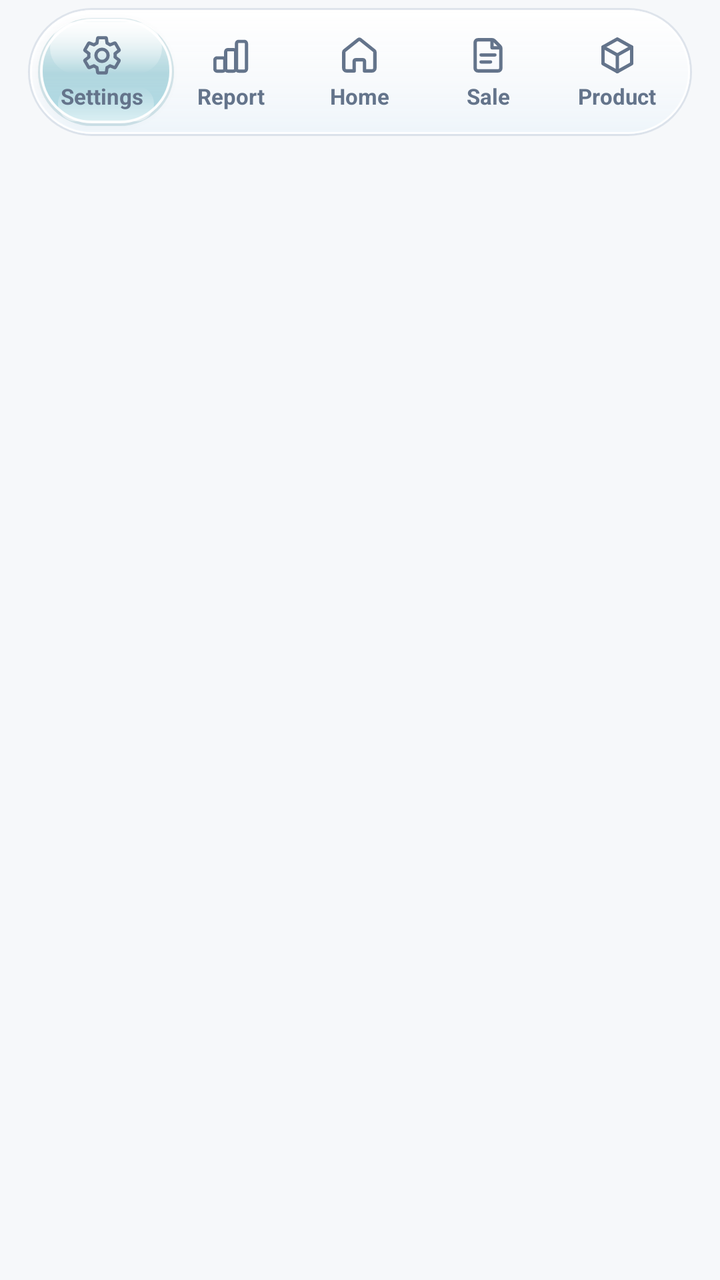
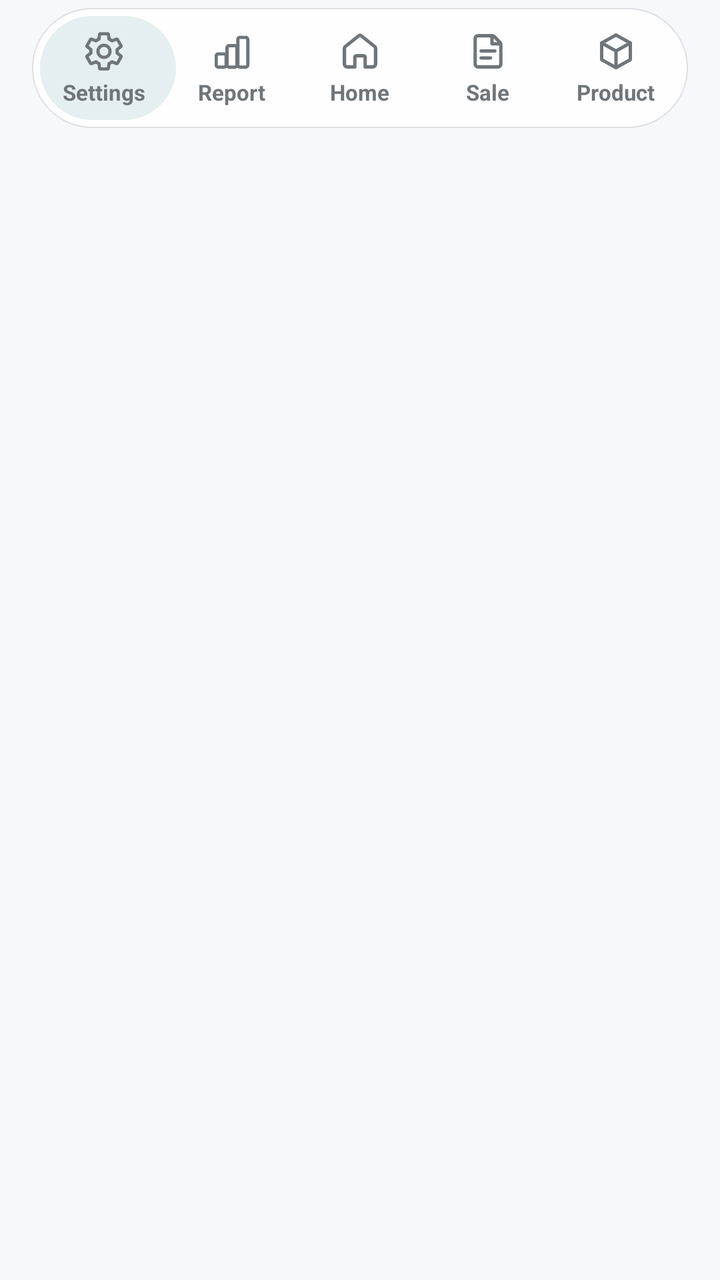

The first picture is an Android layout as it rendered before a commit; the second is the same layout after the commit. The layout source and the unified diff follow.
<!-- AndroidManifest.xml: application theme Theme.InFlowPremium -->
<!-- res/layout/view_bottom_nav.xml -->
<?xml version="1.0" encoding="utf-8"?>
<FrameLayout xmlns:android="http://schemas.android.com/apk/res/android"
    xmlns:app="http://schemas.android.com/apk/res-auto"
    android:layout_width="match_parent"
    android:layout_height="wrap_content"
    android:layout_gravity="bottom"
    android:background="@android:color/transparent"
    android:clipChildren="false"
    android:clipToPadding="false"
    android:paddingHorizontal="14dp"
    android:paddingTop="4dp"
    android:paddingBottom="12dp">

    
    <FrameLayout
        android:id="@+id/navCapsulePill"
        android:layout_width="match_parent"
        android:layout_height="64dp"
        android:layout_gravity="center_horizontal"
        android:background="@drawable/bg_nav_capsule"
        android:clipChildren="false"
        android:clipToPadding="false"
        android:elevation="12dp">

        
        <View
            android:id="@+id/navBlurBackdrop"
            android:layout_width="match_parent"
            android:layout_height="match_parent"
            android:layout_margin="1.5dp"
            android:clickable="false"
            android:focusable="false" />

        <FrameLayout
            android:layout_width="match_parent"
            android:layout_height="match_parent"
            android:clipChildren="false"
            android:clipToPadding="false"
            android:padding="5dp">

            
            <View
                android:id="@+id/navGlassPill"
                android:layout_width="68dp"
                android:layout_height="match_parent"
                android:layout_gravity="start|center_vertical"
                android:background="@drawable/bg_nav_liquid_glass"
                android:elevation="2dp" />

            <LinearLayout
                android:id="@+id/navTabsRow"
                android:layout_width="match_parent"
                android:layout_height="match_parent"
                android:baselineAligned="false"
                android:elevation="4dp"
                android:gravity="center_vertical"
                android:orientation="horizontal">

            
            <LinearLayout
                android:id="@+id/navTabSettings"
                android:layout_width="0dp"
                android:layout_height="match_parent"
                android:layout_weight="1"
                android:clickable="true"
                android:focusable="true"
                android:gravity="center"
                android:orientation="vertical">

                <ImageView
                    android:id="@+id/ivNavSettings"
                    android:layout_width="22dp"
                    android:layout_height="22dp"
                    android:contentDescription="Settings"
                    android:src="@drawable/ic_nav_settings_outline"
                    app:tint="@color/nav_inactive_tint" />

                <TextView
                    android:id="@+id/tvNavSettings"
                    android:layout_width="wrap_content"
                    android:layout_height="wrap_content"
                    android:layout_marginTop="2dp"
                    android:text="Settings"
                    android:textColor="@color/nav_inactive_tint"
                    android:textSize="11sp"
                    android:textStyle="bold" />
            </LinearLayout>

            
            <LinearLayout
                android:id="@+id/navTabReport"
                android:layout_width="0dp"
                android:layout_height="match_parent"
                android:layout_weight="1"
                android:clickable="true"
                android:focusable="true"
                android:gravity="center"
                android:orientation="vertical">

                <ImageView
                    android:id="@+id/ivNavReport"
                    android:layout_width="22dp"
                    android:layout_height="22dp"
                    android:contentDescription="Report"
                    android:src="@drawable/ic_nav_report_outline"
                    app:tint="@color/nav_inactive_tint" />

                <TextView
                    android:id="@+id/tvNavReport"
                    android:layout_width="wrap_content"
                    android:layout_height="wrap_content"
                    android:layout_marginTop="2dp"
                    android:text="Report"
                    android:textColor="@color/nav_inactive_tint"
                    android:textSize="11sp"
                    android:textStyle="bold" />
            </LinearLayout>

            
            <LinearLayout
                android:id="@+id/navTabHome"
                android:layout_width="0dp"
                android:layout_height="match_parent"
                android:layout_weight="1"
                android:clickable="true"
                android:focusable="true"
                android:gravity="center"
                android:orientation="vertical">

                <ImageView
                    android:id="@+id/ivNavHome"
                    android:layout_width="22dp"
                    android:layout_height="22dp"
                    android:contentDescription="Home"
                    android:src="@drawable/ic_nav_home_outline"
                    app:tint="@color/nav_inactive_tint" />

                <TextView
                    android:id="@+id/tvNavHome"
                    android:layout_width="wrap_content"
                    android:layout_height="wrap_content"
                    android:layout_marginTop="2dp"
                    android:text="Home"
                    android:textColor="@color/nav_inactive_tint"
                    android:textSize="11sp"
                    android:textStyle="bold" />
            </LinearLayout>

            
            <LinearLayout
                android:id="@+id/navTabSo"
                android:layout_width="0dp"
                android:layout_height="match_parent"
                android:layout_weight="1"
                android:clickable="true"
                android:focusable="true"
                android:gravity="center"
                android:orientation="vertical">

                <ImageView
                    android:id="@+id/ivNavSo"
                    android:layout_width="22dp"
                    android:layout_height="22dp"
                    android:contentDescription="Sales Orders"
                    android:src="@drawable/ic_nav_so_outline"
                    app:tint="@color/nav_inactive_tint" />

                <TextView
                    android:id="@+id/tvNavSo"
                    android:layout_width="wrap_content"
                    android:layout_height="wrap_content"
                    android:layout_marginTop="2dp"
                    android:text="Sale"
                    android:textColor="@color/nav_inactive_tint"
                    android:textSize="11sp"
                    android:textStyle="bold" />
            </LinearLayout>

            
            <LinearLayout
                android:id="@+id/navTabProduct"
                android:layout_width="0dp"
                android:layout_height="match_parent"
                android:layout_weight="1"
                android:clickable="true"
                android:focusable="true"
                android:gravity="center"
                android:orientation="vertical">

                <ImageView
                    android:id="@+id/ivNavProduct"
                    android:layout_width="22dp"
                    android:layout_height="22dp"
                    android:contentDescription="Product"
                    android:src="@drawable/ic_nav_product_outline"
                    app:tint="@color/nav_inactive_tint" />

                <TextView
                    android:id="@+id/tvNavProduct"
                    android:layout_width="wrap_content"
                    android:layout_height="wrap_content"
                    android:layout_marginTop="2dp"
                    android:text="Product"
                    android:textColor="@color/nav_inactive_tint"
                    android:textSize="11sp"
                    android:textStyle="bold" />
            </LinearLayout>

            </LinearLayout>
        </FrameLayout>
    </FrameLayout>
</FrameLayout>
<!-- resources referenced by this layout -->
<resources>
  <color name="nav_inactive_tint">#64748B</color>
  <!-- drawable bg_nav_capsule (drawable) -->
  <?xml version="1.0" encoding="utf-8"?>
  <layer-list xmlns:android="http://schemas.android.com/apk/res/android">
      
      <item>
          <shape android:shape="rectangle">
              <gradient
                  android:angle="270"
                  android:centerColor="#EAF8FAFC"
                  android:endColor="#E4EDF4FA"
                  android:startColor="#F2FFFFFF" />
              <stroke
                  android:width="1dp"
                  android:color="#94CBD5E1" />
              <corners android:radius="999dp" />
          </shape>
      </item>
      
      <item
          android:bottom="1dp"
          android:left="1dp"
          android:right="1dp"
          android:top="1dp">
          <shape android:shape="rectangle">
              <solid android:color="@android:color/transparent" />
              <stroke
                  android:width="1dp"
                  android:color="#E6FFFFFF" />
              <corners android:radius="999dp" />
          </shape>
      </item>
  </layer-list>
  <!-- drawable bg_nav_liquid_glass (drawable) -->
  <?xml version="1.0" encoding="utf-8"?>
  <layer-list xmlns:android="http://schemas.android.com/apk/res/android">
      
      <item>
          <shape android:shape="rectangle">
              <solid android:color="#260A6E80" />
              <corners android:radius="999dp" />
          </shape>
      </item>
      
      <item
          android:bottom="1.5dp"
          android:left="1dp"
          android:right="1dp"
          android:top="0.5dp">
          <shape android:shape="rectangle">
              <gradient
                  android:angle="270"
                  android:centerColor="#4668C4D4"
                  android:centerY="0.52"
                  android:endColor="#809ADCE8"
                  android:startColor="#BAFFFFFF" />
              <stroke
                  android:width="1.2dp"
                  android:color="#F0FFFFFF" />
              <corners android:radius="999dp" />
          </shape>
      </item>
      
      <item
          android:bottom="26dp"
          android:left="6dp"
          android:right="6dp"
          android:top="2dp">
          <shape android:shape="rectangle">
              <gradient
                  android:angle="270"
                  android:endColor="#00FFFFFF"
                  android:startColor="#DDFFFFFF" />
              <corners android:radius="999dp" />
          </shape>
      </item>
      
      <item
          android:bottom="2.5dp"
          android:left="10dp"
          android:right="10dp"
          android:top="34dp">
          <shape android:shape="rectangle">
              <gradient
                  android:angle="270"
                  android:endColor="#88FFFFFF"
                  android:startColor="#00FFFFFF" />
              <corners android:radius="999dp" />
          </shape>
      </item>
  </layer-list>
  <color name="primary">#0D9488</color>
  <color name="primary_dark">#0F766E</color>
  <color name="accent">#10B981</color>
  <color name="surface_card">#FFFFFF</color>
  <color name="text_primary">#0F172A</color>
  <color name="glass_dialog_bg">#E0FFFFFF</color>
  <color name="surface_subtle">#F1F5F9</color>
  <color name="surface_bg">#F6F8FA</color>
  <style name="Widget.InFlow.LiquidGlassPopupMenu" parent="Widget.Material3.PopupMenu">
          <item name="android:popupBackground">@drawable/bg_liquid_glass_popup</item>
          <item name="android:popupElevation">12dp</item>
      </style>
  <color name="text_secondary">#64748B</color>
  <style name="ShapeAppearance.InFlow.LiquidGlassDialog" parent="">
          <item name="cornerFamily">rounded</item>
          <item name="cornerSize">28dp</item>
      </style>
  <style name="TextAppearance.InFlow.DialogBody" parent="MaterialAlertDialog.Material3.Body.Text">
          <item name="android:textColor">@color/text_secondary</item>
          <item name="android:textSize">14sp</item>
      </style>
  <color name="white">#FFFFFF</color>
  <color name="glass_btn_bg">#CCF1F5F9</color>
  <color name="glass_btn_stroke">#80CBD5E1</color>
  <!-- unchanged entries left out for length: 13 -->
</resources>

<!-- the commit's change to res/layout/view_bottom_nav.xml (unified diff, before → after) -->
@@ -7,27 +7,27 @@
     android:background="@android:color/transparent"
     android:clipChildren="false"
     android:clipToPadding="false"
-    android:paddingHorizontal="14dp"
+    android:paddingHorizontal="16dp"
     android:paddingTop="4dp"
-    android:paddingBottom="12dp">
+    android:paddingBottom="10dp">
 
     
     <FrameLayout
         android:id="@+id/navCapsulePill"
         android:layout_width="match_parent"
-        android:layout_height="64dp"
+        android:layout_height="60dp"
         android:layout_gravity="center_horizontal"
         android:background="@drawable/bg_nav_capsule"
         android:clipChildren="false"
         android:clipToPadding="false"
-        android:elevation="12dp">
+        android:elevation="10dp">
 
         
         <View
             android:id="@+id/navBlurBackdrop"
             android:layout_width="match_parent"
             android:layout_height="match_parent"
-            android:layout_margin="1.5dp"
+            android:layout_margin="1dp"
             android:clickable="false"
             android:focusable="false" />
 
@@ -36,7 +36,7 @@
             android:layout_height="match_parent"
             android:clipChildren="false"
             android:clipToPadding="false"
-            android:padding="5dp">
+            android:padding="4dp">
 
             
             <View
@@ -44,15 +44,13 @@
                 android:layout_width="68dp"
                 android:layout_height="match_parent"
                 android:layout_gravity="start|center_vertical"
-                android:background="@drawable/bg_nav_liquid_glass"
-                android:elevation="2dp" />
+                android:background="@drawable/bg_nav_liquid_glass" />
 
             <LinearLayout
                 android:id="@+id/navTabsRow"
                 android:layout_width="match_parent"
                 android:layout_height="match_parent"
                 android:baselineAligned="false"
-                android:elevation="4dp"
                 android:gravity="center_vertical"
                 android:orientation="horizontal">
 
<!-- resource entries referenced after the edit -->
@@ -1,96 +1,41 @@
 <!-- resources referenced by this layout -->
 <resources>
-  <color name="nav_inactive_tint">#64748B</color>
+  <color name="nav_inactive_tint">#707579</color>
   <!-- drawable bg_nav_capsule (drawable) -->
   <?xml version="1.0" encoding="utf-8"?>
   <layer-list xmlns:android="http://schemas.android.com/apk/res/android">
       
       <item>
           <shape android:shape="rectangle">
-              <gradient
-                  android:angle="270"
-                  android:centerColor="#EAF8FAFC"
-                  android:endColor="#E4EDF4FA"
-                  android:startColor="#F2FFFFFF" />
+              <solid android:color="#EAFFFFFF" />
               <stroke
-                  android:width="1dp"
-                  android:color="#94CBD5E1" />
+                  android:width="0.75dp"
+                  android:color="#1E0F172A" />
               <corners android:radius="999dp" />
           </shape>
       </item>
       
       <item
-          android:bottom="1dp"
-          android:left="1dp"
-          android:right="1dp"
-          android:top="1dp">
+          android:bottom="0.75dp"
+          android:left="0.75dp"
+          android:right="0.75dp"
+          android:top="0.75dp">
           <shape android:shape="rectangle">
               <solid android:color="@android:color/transparent" />
               <stroke
-                  android:width="1dp"
-                  android:color="#E6FFFFFF" />
+                  android:width="0.75dp"
+                  android:color="#B8FFFFFF" />
               <corners android:radius="999dp" />
           </shape>
       </item>
   </layer-list>
   <!-- drawable bg_nav_liquid_glass (drawable) -->
   <?xml version="1.0" encoding="utf-8"?>
-  <layer-list xmlns:android="http://schemas.android.com/apk/res/android">
-      
-      <item>
-          <shape android:shape="rectangle">
-              <solid android:color="#260A6E80" />
-              <corners android:radius="999dp" />
-          </shape>
-      </item>
-      
-      <item
-          android:bottom="1.5dp"
-          android:left="1dp"
-          android:right="1dp"
-          android:top="0.5dp">
-          <shape android:shape="rectangle">
-              <gradient
-                  android:angle="270"
-                  android:centerColor="#4668C4D4"
-                  android:centerY="0.52"
-                  android:endColor="#809ADCE8"
-                  android:startColor="#BAFFFFFF" />
-              <stroke
-                  android:width="1.2dp"
-                  android:color="#F0FFFFFF" />
-              <corners android:radius="999dp" />
-          </shape>
-      </item>
-      
-      <item
-          android:bottom="26dp"
-          android:left="6dp"
-          android:right="6dp"
-          android:top="2dp">
-          <shape android:shape="rectangle">
-              <gradient
-                  android:angle="270"
-                  android:endColor="#00FFFFFF"
-                  android:startColor="#DDFFFFFF" />
-              <corners android:radius="999dp" />
-          </shape>
-      </item>
-      
-      <item
-          android:bottom="2.5dp"
-          android:left="10dp"
-          android:right="10dp"
-          android:top="34dp">
-          <shape android:shape="rectangle">
-              <gradient
-                  android:angle="270"
-                  android:endColor="#88FFFFFF"
-                  android:startColor="#00FFFFFF" />
-              <corners android:radius="999dp" />
-          </shape>
-      </item>
-  </layer-list>
+  <shape xmlns:android="http://schemas.android.com/apk/res/android"
+      android:shape="rectangle">
+      <solid android:color="#1A0A6E80" />
+      <corners android:radius="999dp" />
+  </shape>
   <color name="primary">#0D9488</color>
   <color name="primary_dark">#0F766E</color>
   <color name="accent">#10B981</color>
